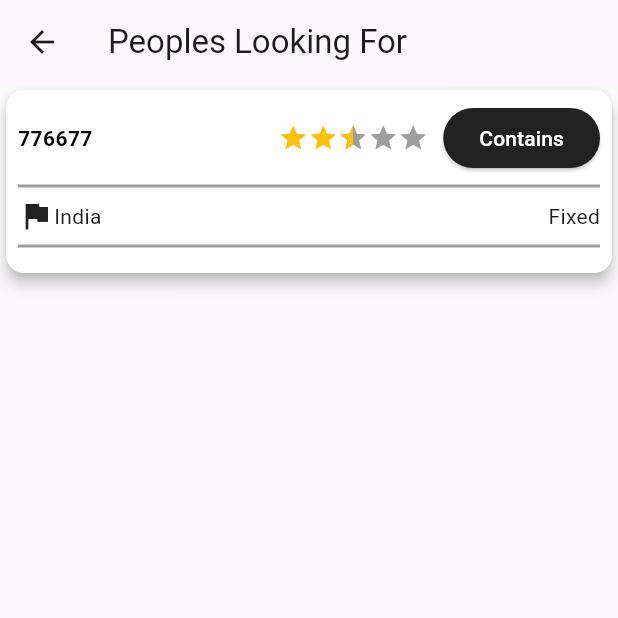
After one commit to OmkarShingte/Flutter-Demo-Project, a Flutter app: the screen it shows after launch, after a tap on "Looking for Numbers", on a phone screen of 412 x 824 dp, the top half of it. The commit adds this screen. Run offline on Flutter 3.47's test engine with Material 2 defaults, Android fonts, the phone set to English and light mode, and no system bars; drawn by our look-alikes of flutter_rating_bar; our stand-ins replace firebase_core, shared_preferences; accounts and stored records are empty; network calls fail.

Commit message:
UI changes for looking for numbers and api structure

```diff
--- a/lib/api_constants/api_constants.dart
+++ b/lib/api_constants/api_constants.dart
@@ -3,4 +3,5 @@ class ApiConstants {
   static String usersEndpoint = '/users';
   static const String getAlbum =
       'https://jsonplaceholder.typicode.com/albums/1';
+  static const String getNumbers = "https://upgrade.numbermarketapi.5dtesting.com/wishlist";
 }
--- a/lib/main.dart
+++ b/lib/main.dart
@@ -1,5 +1,7 @@
 import 'package:first/provider/counter_provider.dart';
+import 'package:first/provider/looking_for_provider.dart';
 import 'package:first/provider/network_call_provider.dart';
+import 'package:first/screens/looking_for_screen.dart';
 import 'package:first/screens/splash_screen.dart';
 import 'package:first/screens/login_screen.dart';
 import 'package:flutter/material.dart';
@@ -36,7 +38,14 @@ class MainScreen extends StatelessWidget {
   @override
   Widget build(BuildContext context) {
     return Scaffold(
-      appBar: AppBar(backgroundColor: Colors.lightBlueAccent.shade100,title: const Center(child: Text("Homepage", style: TextStyle(color: Colors.black, fontSize: 24, fontWeight: FontWeight.bold),))),
+      appBar: AppBar(
+          backgroundColor: Colors.lightBlueAccent.shade100,
+          title: const Center(
+              child: Text(
+            "Homepage",
+            style: TextStyle(
+                color: Colors.black, fontSize: 24, fontWeight: FontWeight.bold),
+          ))),
       body: Center(
         child: Column(
           mainAxisAlignment: MainAxisAlignment.spaceEvenly,
@@ -153,6 +162,25 @@ class MainScreen extends StatelessWidget {
                     style: customTextStyle(),
                   )),
             ),
+            SizedBox(
+              width: 250,
+              child: ElevatedButton(
+                  onPressed: () {
+                    Navigator.push(
+                        //goRoute
+                        context,
+                        MaterialPageRoute(
+                            builder: (context) => ChangeNotifierProvider(
+                                  create: (context) => LookingForProvider(),
+                                  child: LookingForScreen(),
+                                )));
+                  },
+                  style: customButtonStyle(),
+                  child: Text(
+                    "Looking for Numbers",
+                    style: customTextStyle(),
+                  )),
+            ),
           ],
         ),
       ),
--- /dev/null
+++ b/lib/models/demo.dart
@@ -0,0 +1,18 @@
+class Demo{
+  String? number;
+  String? rating;
+  String? type;
+  String? country;
+  String? listingType;
+
+  Demo({this.number, this.rating, this.type, this.country, this.listingType});
+
+  Demo.fromJson(Map<String, dynamic> json){
+    number = "";
+    rating = "";
+    type = "";
+    country = "";
+    listingType = "";
+  }
+
+}
--- /dev/null
+++ b/lib/provider/looking_for_provider.dart
@@ -0,0 +1,44 @@
+import 'package:first/api_service/network_call_service.dart';
+import 'package:flutter/cupertino.dart';
+
+import '../models/demo.dart';
+
+class LookingForProvider extends ChangeNotifier {
+  Demo? _demoNumbers;
+
+  Demo? get demoNumbers => _demoNumbers;
+
+  set demoNumbers(Demo? value) {
+    _demoNumbers = value;
+  }
+
+  late List<Demo> list;
+
+  Future<void> getList(String page) async {
+    list.add(Demo(
+        country: "11",
+        listingType: "12",
+        number: "13",
+        rating: "14",
+        type: "15"));
+    list.add(Demo(
+        country: "21",
+        listingType: "22",
+        number: "23",
+        rating: "24",
+        type: "25"));
+    list.add(Demo(
+        country: "31",
+        listingType: "32",
+        number: "33",
+        rating: "34",
+        type: "35"));
+    list.add(Demo(
+        country: "41",
+        listingType: "42",
+        number: "43",
+        rating: "44",
+        type: "45"));
+    notifyListeners();
+  }
+}
--- /dev/null
+++ b/lib/screens/looking_for_screen.dart
@@ -0,0 +1,123 @@
+import 'package:flutter/material.dart';
+import 'package:flutter_rating_bar/flutter_rating_bar.dart';
+import 'package:provider/provider.dart';
+
+import '../provider/looking_for_provider.dart';
+
+class LookingForScreen extends StatefulWidget {
+  const LookingForScreen({super.key});
+
+  @override
+  State<LookingForScreen> createState() => _LookingForScreenState();
+}
+
+class _LookingForScreenState extends State<LookingForScreen> {
+  late LookingForProvider lookingForProvider;
+
+  @override
+  void initState() {
+    super.initState();
+    lookingForProvider = LookingForProvider();
+    lookingForProvider =
+        Provider.of<LookingForProvider>(context, listen: false);
+    lookingForProvider.getList("1");
+  }
+
+  @override
+  Widget build(BuildContext context) {
+    return Consumer<LookingForProvider>(
+      builder: (context, value, child) => Scaffold(
+        appBar: AppBar(
+          title: const Text("Peoples Looking For"),
+        ),
+        body: Container(
+          color: Colors.grey.shade50,
+          height: 130,
+          child: Card(
+            elevation: 4,
+            color: Colors.white,
+            child: Padding(
+              padding: const EdgeInsets.all(8.0),
+              child: Column(
+                children: [
+                  Row(
+                    children: [
+                      Expanded(
+                        child: Row(
+                          mainAxisAlignment: MainAxisAlignment.spaceBetween,
+                          children: [
+                            const Text(
+                              "776677",
+                              style: TextStyle(
+                                  fontWeight: FontWeight.bold,
+                                  color: Colors.black),
+                            ),
+                            Row(
+                              mainAxisAlignment: MainAxisAlignment.spaceAround,
+                              children: [
+                                RatingBar.builder(
+                                  itemSize: 20,
+                                  glow: true,
+                                  initialRating: 2.5,
+                                  minRating: 1,
+                                  direction: Axis.horizontal,
+                                  allowHalfRating: true,
+                                  itemCount: 5,
+                                  // itemPadding: EdgeInsets.symmetric(horizontal: 1.0),
+                                  itemBuilder: (context, _) => const Icon(
+                                    Icons.star,
+                                    color: Colors.amber,
+                                  ),
+                                  onRatingUpdate: (rating) {
+                                    print(rating);
+                                  },
+                                ),
+                                Container(
+                                  margin: const EdgeInsets.only(left: 10),
+                                  child: ElevatedButton(
+                                      onPressed: () {},
+                                      style: ButtonStyle(
+                                        backgroundColor:
+                                            MaterialStateProperty.all(
+                                                Colors.grey.shade900),
+                                      ),
+                                      child: const Text(
+                                        "Contains",
+                                        style: TextStyle(
+                                            color: Colors.white, fontSize: 14),
+                                      )),
+                                ),
+                              ],
+                            )
+                          ],
+                        ),
+                      ),
+                    ],
+                  ),
+                  const Divider(
+                      color: Colors.black38, height: 16, thickness: 2),
+                  const Row(
+                    mainAxisAlignment: MainAxisAlignment.spaceBetween,
+                    children: [
+                      Row(
+                        children: [
+                          Icon(Icons.flag),
+                          Text("India"),
+                        ],
+                      ),
+                      Align(
+                          alignment: Alignment.bottomRight,
+                          child: Text("Fixed")),
+                    ],
+                  ),
+                  const Divider(
+                      color: Colors.black38, height: 16, thickness: 2),
+                ],
+              ),
+            ),
+          ),
+        ),
+      ),
+    );
+  }
+}
```
Also changed, not shown: lib/api_service/network_call_service.dart (+8 -0 lines), lib/models/number_model.dart (added, +136 -0 lines), assets/images/logo.png (added), 2 other files.
